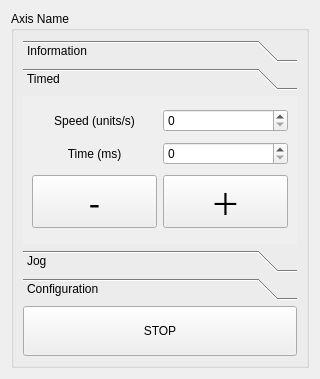
Qt form views/AxisManualControl.ui (luis-banuelos-chacon/trolleyTester) before a commit.
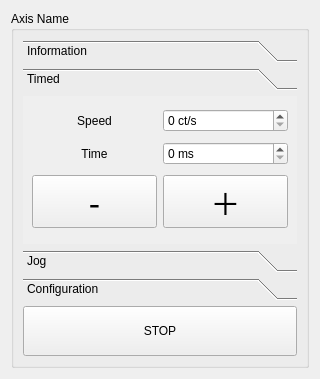
The same form after that commit. The open tabs and pages were chosen to show the change.

Patch:
```diff
--- a/views/AxisManualControl.ui
+++ b/views/AxisManualControl.ui
@@ -120,7 +120,7 @@
           <item row="0" column="0">
            <widget class="QLabel" name="speedLabel">
             <property name="text">
-             <string>Speed (units/s)</string>
+             <string>Speed</string>
             </property>
             <property name="alignment">
              <set>Qt::AlignCenter</set>
@@ -129,6 +129,9 @@
           </item>
           <item row="0" column="1">
            <widget class="QSpinBox" name="speedSpinBox">
+            <property name="suffix">
+             <string> ct/s</string>
+            </property>
             <property name="maximum">
              <number>10000000</number>
             </property>
@@ -137,7 +140,7 @@
           <item row="1" column="0">
            <widget class="QLabel" name="timeLabel">
             <property name="text">
-             <string>Time (ms)</string>
+             <string>Time</string>
             </property>
             <property name="alignment">
              <set>Qt::AlignCenter</set>
@@ -145,7 +148,14 @@
            </widget>
           </item>
           <item row="1" column="1">
-           <widget class="QSpinBox" name="timeSpinBox"/>
+           <widget class="QSpinBox" name="timeSpinBox">
+            <property name="specialValueText">
+             <string/>
+            </property>
+            <property name="suffix">
+             <string> ms</string>
+            </property>
+           </widget>
           </item>
           <item row="2" column="0">
            <widget class="QPushButton" name="timedMinusButton">
```
Left out of the diff: 10 changed lines with no effect on the pictures.
